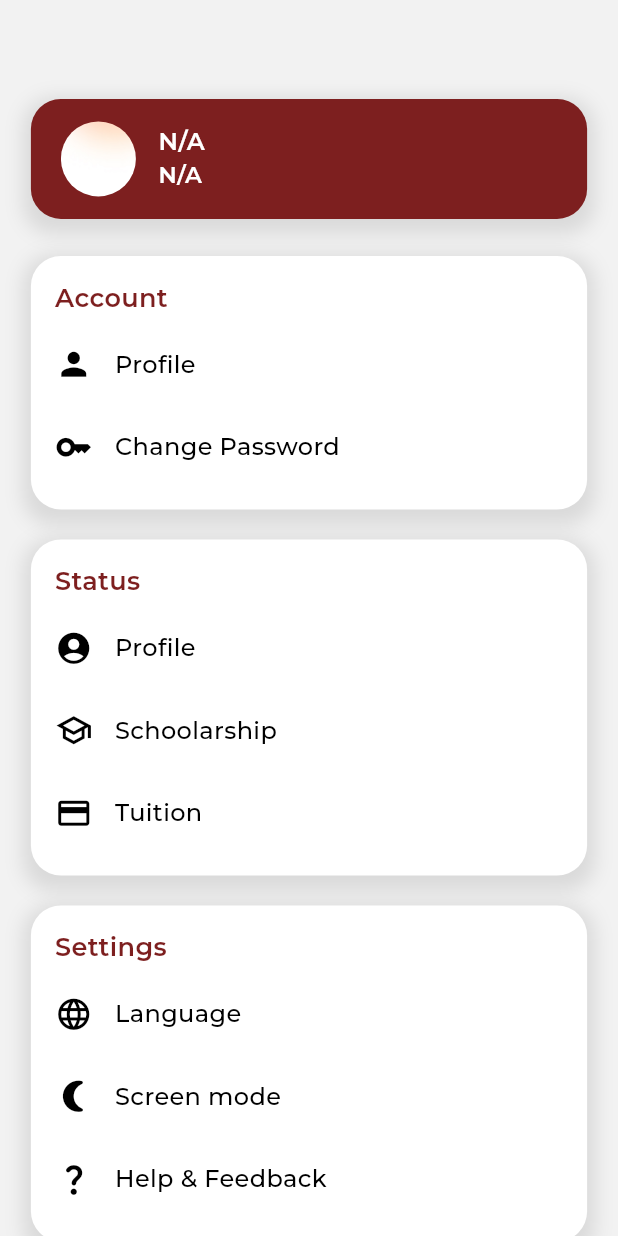
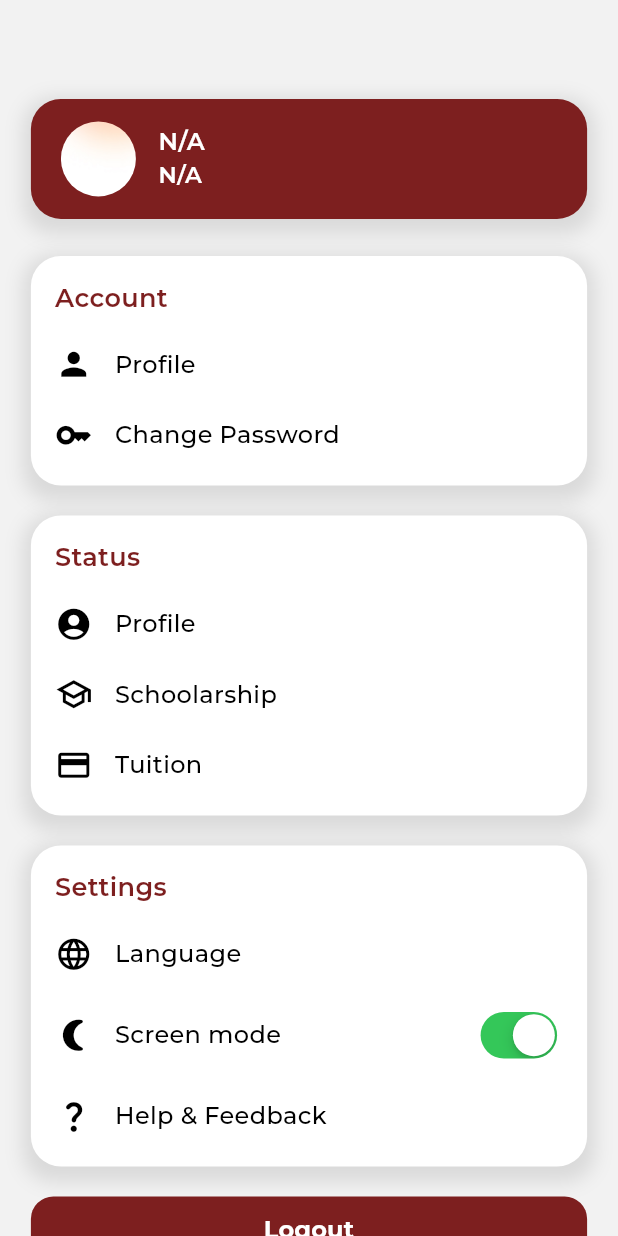
Before and after one commit to NgTrHung27/StudyAbroad_MobileApp, a Flutter app: the UserProfile screen opened directly, on a phone screen of 412 x 824 dp. Run offline on Flutter 3.47's test engine with Material 3 defaults, Android fonts, the phone set to English and light mode, and no system bars; our stand-ins replace bloc, cached_network_image, carousel_slider, equatable, flutter_bloc, google_fonts and 3 more; missing offline and left inert: bottom_picker; accounts and stored records are empty; network calls fail.

Commit message:
update ui_profile

```diff
--- a/lib/View/Profile/user.dart
+++ b/lib/View/Profile/user.dart
@@ -1,4 +1,6 @@
 import 'package:flutter/material.dart';
+import 'package:kltn_mobile/components/Style/montserrat.dart';
+import 'package:kltn_mobile/components/Style/simplebutton.dart';
 import 'package:kltn_mobile/components/action_tab.dart';
 import 'package:kltn_mobile/components/id_tab.dart';
 import 'package:kltn_mobile/components/main_bottom_navbar.dart';
@@ -53,13 +55,27 @@ class UserProfile extends StatelessWidget {
                     functions: [
                       FunctionItem(name: 'Language', icon: Icons.language),
                       FunctionItem(
-                          name: 'Screen mode', icon: Icons.nightlight_round),
+                          name: 'Screen mode',
+                          icon: Icons.nightlight_round,
+                          isEnable: true,
+                          switchValue: true),
                       FunctionItem(
                           name: 'Help & Feedback',
                           icon: Icons.question_mark_rounded),
                     ], // List of functions
                   ),
+                  const SizedBox(height: 20),
+                  SimpleButton(
+                    onPressed: () {
+                      Navigator.pushNamed(context, '/Logout');
+                    },
+                    child: const TextMonserats('Logout',
+                        color: Colors.white,
+                        fontSize: 16,
+                        fontWeight: FontWeight.w700),
+                  ),
                 ],
+              ),
             ),
           ),
           // const Positioned(
@@ -68,7 +84,6 @@ class UserProfile extends StatelessWidget {
           //   right: 0,
           //   child: MainNavBar(),
           // )
-          )
         ],
       ),
     );
--- a/lib/components/Style/simplebutton.dart
+++ b/lib/components/Style/simplebutton.dart
@@ -17,8 +17,10 @@ class SimpleButton extends StatelessWidget {
 
   @override
   Widget build(BuildContext context) {
+    final screenWidth = MediaQuery.of(context).size.width;
     return SizedBox(
       height: 45,
+      width: screenWidth * 0.9,
       child: ElevatedButton(
         style: ButtonStyle(
           backgroundColor: MaterialStateProperty.all<Color>(
--- a/lib/components/action_tab.dart
+++ b/lib/components/action_tab.dart
@@ -1,26 +1,37 @@
 import 'package:flutter/material.dart';
-import 'package:google_fonts/google_fonts.dart';
+import 'package:flutter/cupertino.dart'; // Import Cupertino library
 import 'package:kltn_mobile/components/Style/montserrat.dart';
 import 'package:kltn_mobile/components/constant/color_constant.dart';
 
 class FunctionItem {
   final String name;
   final IconData icon;
+  final bool isEnable;
+  bool switchValue;
 
-  FunctionItem({required this.name, required this.icon});
+  FunctionItem({
+    required this.name,
+    required this.icon,
+    this.isEnable = false,
+    this.switchValue = false,
+  });
 }
 
-class ActionTab extends StatelessWidget {
+class ActionTab extends StatefulWidget {
   final String header;
-  final List<FunctionItem> functions; // Parameter functions
+  final List<FunctionItem> functions;
 
   const ActionTab({
     super.key,
     required this.header,
-    this.functions =
-        const [], // Initialize functions as an empty list if not provided
+    this.functions = const [],
   });
 
+  @override
+  _ActionTabState createState() => _ActionTabState();
+}
+
+class _ActionTabState extends State<ActionTab> {
   @override
   Widget build(BuildContext context) {
     final screenWidth = MediaQuery.of(context).size.width;
@@ -43,15 +54,15 @@ class ActionTab extends StatelessWidget {
         crossAxisAlignment: CrossAxisAlignment.start,
         children: [
           TextMonserats(
-            header, // Parameter header
+            widget.header,
             fontSize: 17,
             color: AppColor.redButton,
             fontWeight: FontWeight.w600,
           ),
-          const SizedBox(height: 15), // Space between header and functions
+          const SizedBox(height: 15),
           Column(
             crossAxisAlignment: CrossAxisAlignment.start,
-            children: functions.asMap().entries.map((entry) {
+            children: widget.functions.asMap().entries.map((entry) {
               int idx = entry.key;
               FunctionItem function = entry.value;
               return Padding(
@@ -61,19 +72,28 @@ class ActionTab extends StatelessWidget {
                     Row(
                       children: [
                         Icon(function.icon, color: Colors.black, size: 25),
-                        const SizedBox(
-                            width: 15), // Space between icon and text
-                        TextMonserats(
-                          function.name, // Parameter function
-                          fontSize: 16,
-                          color: Colors.black,
-                          fontWeight: FontWeight.w500,
+                        const SizedBox(width: 15),
+                        Expanded(
+                          child: TextMonserats(
+                            function.name,
+                            fontSize: 16,
+                            color: Colors.black,
+                            fontWeight: FontWeight.w500,
+                          ),
                         ),
+                        if (function.isEnable)
+                          CupertinoSwitch(
+                            value: function.switchValue,
+                            onChanged: (value) {
+                              setState(() {
+                                function.switchValue = value;
+                              });
+                            },
+                          ),
                       ],
                     ),
-                    if (idx != functions.length - 1)
-                      const SizedBox(height: 12), // Space between functions
-                    const SizedBox(height: 8), // Space between functions
+                    if (idx != widget.functions.length - 1)
+                      const SizedBox(height: 12),
                   ],
                 ),
               );
--- a/lib/components/function_items.dart
+++ b/lib/components/function_items.dart
@@ -3,6 +3,14 @@ import 'package:flutter/material.dart';
 class FunctionItem {
   final String name;
   final IconData icon;
+  final bool isEnable;
+  final bool
+      switchValue; // Thêm một thuộc tính để xác định trạng thái của công tắc
 
-  FunctionItem({required this.name, required this.icon});
+  FunctionItem({
+    required this.name,
+    required this.icon,
+    this.isEnable = false,
+    this.switchValue = false, // Mặc định trạng thái là false (tắt)
+  });
 }
--- a/lib/routes/app_route.dart
+++ b/lib/routes/app_route.dart
@@ -6,13 +6,14 @@ import 'package:kltn_mobile/View/Authentication/logout.dart';
 import 'package:kltn_mobile/View/Authentication/register_page.dart';
 import 'package:kltn_mobile/View/HomePage/News/news_page.dart';
 import 'package:kltn_mobile/View/HomePage/home_page.dart';
+import 'package:kltn_mobile/View/Profile/user.dart';
 import 'package:kltn_mobile/View/Profile/user_detail.dart';
 
 class AppRoute {
   static Route onGenerateRoute(RouteSettings routeSettings) {
     switch (routeSettings.name) {
       case '/':
-        return MaterialPageRoute(builder: (_) => const LogoutPage());
+        return MaterialPageRoute(builder: (_) => const UserProfile());
       case '/home':
         return MaterialPageRoute(builder: (_) => const HomePage());
       case '/login':
```
Lines whose indentation alone changed are shown as unchanged.
